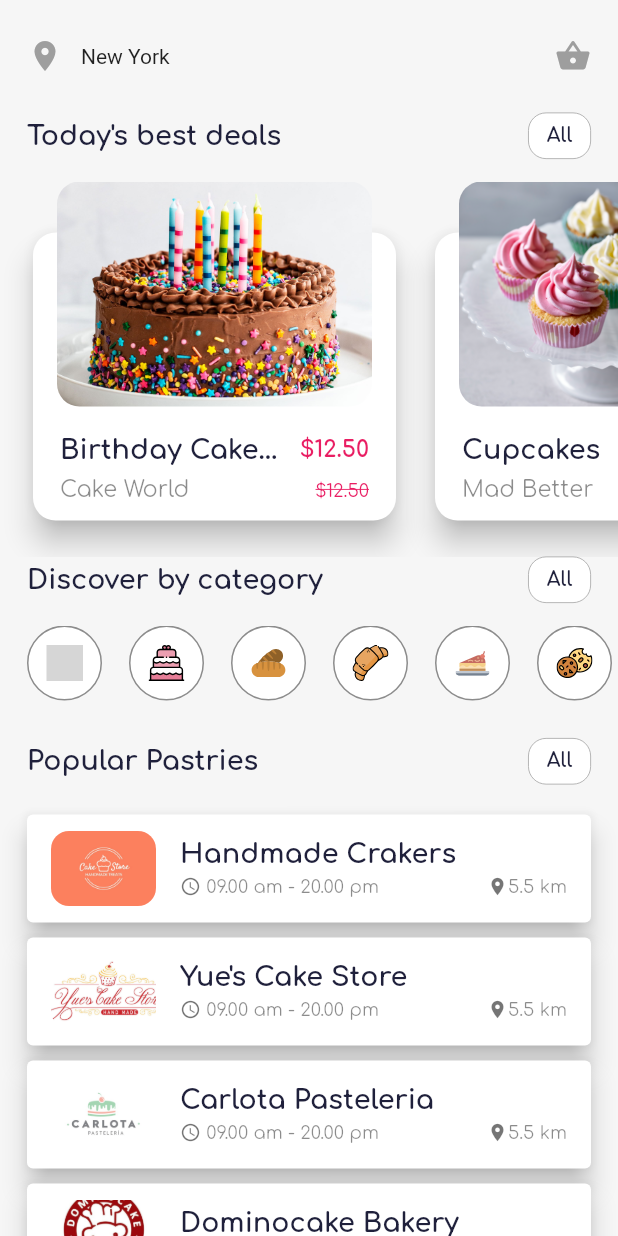
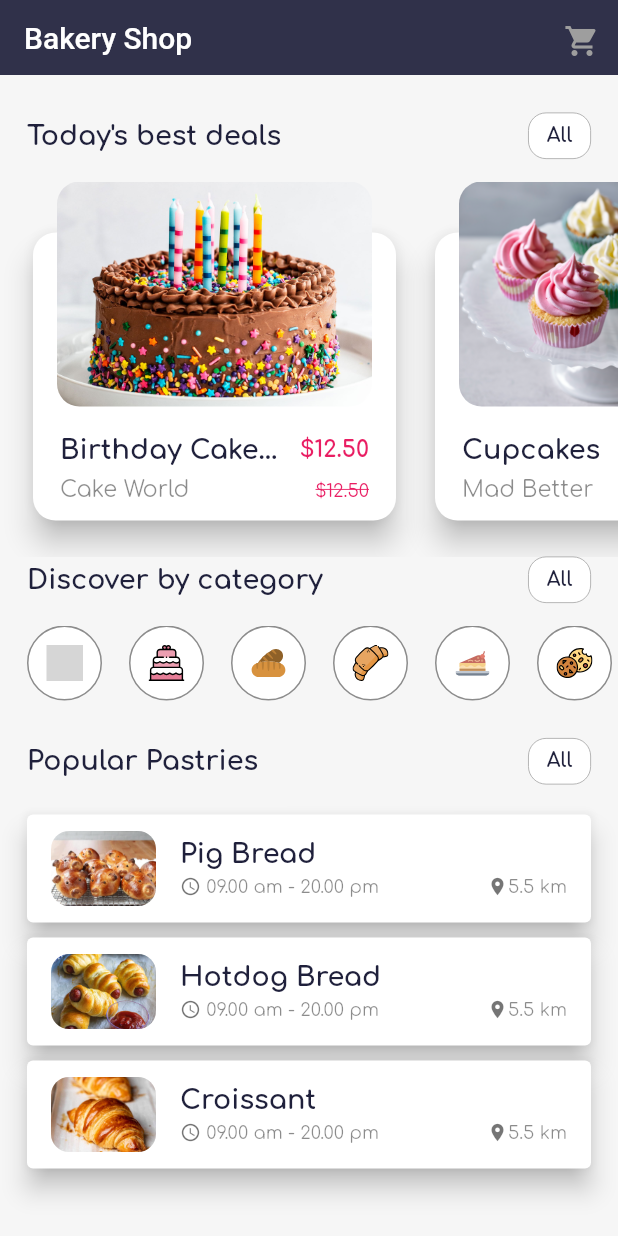
Before and after one commit to Kenn2201/BakeryShoppingCart, a Flutter app: the screen it shows after launch, on a phone screen of 412 x 824 dp. Run offline on Flutter 3.47's test engine with Material 2 defaults, Android fonts, the phone set to English and light mode, and no system bars; our stand-ins replace flutter_svg, google_fonts; grey boxes are pictures that could not be loaded.

Commit message:
2nd Commit

```diff
--- a/lib/models/bakery.dart
+++ b/lib/models/bakery.dart
@@ -15,31 +15,25 @@ class Bakery {
 
 List<Bakery> bakeryList = [
   Bakery(
-    name: "Handmade Crakers",
+    name: "Pig Bread",
     open: "09.00",
     close: "20.00",
     distance: "5.5",
-    image: "assets/1.jpg",
+    image: "assets/pig.jpg",
   ),
   Bakery(
-    name: "Yue's Cake Store",
+    name: "Hotdog Bread",
     open: "09.00",
     close: "20.00",
     distance: "5.5",
-    image: "assets/5554d382bdf40_thumb900.jpg",
+    image: "assets/hotdog.jpg",
   ),
   Bakery(
-    name: "Carlota Pasteleria",
+    name: "Croissant",
     open: "09.00",
     close: "20.00",
     distance: "5.5",
-    image: "assets/attachment_113725429.jpg",
+    image: "assets/cross.jpg",
   ),
-  Bakery(
-    name: "Dominocake Bakery",
-    open: "09.00",
-    close: "20.00",
-    distance: "5.5",
-    image: "assets/LAE9AKLOVOBe-9ws-752-dominocake-1470987668_1_logo_orig.png",
-  ),
+
 ];
--- a/lib/views/home.dart
+++ b/lib/views/home.dart
@@ -1,46 +1,49 @@
-import 'package:bakerymobileapp/constants.dart';
-import 'package:bakerymobileapp/models/bakery.dart';
-import 'package:bakerymobileapp/models/cake.dart';
-import 'package:bakerymobileapp/models/category.dart';
-import 'package:bakerymobileapp/widgets/bakery_card.dart';
-import 'package:bakerymobileapp/widgets/cake_card.dart';
-import 'package:bakerymobileapp/widgets/category_card.dart';
-import 'package:bakerymobileapp/widgets/custom_list_tile.dart';
 import 'package:flutter/material.dart';
+import '../constants.dart';
+import '../models/bakery.dart';
+import '../models/cake.dart';
+import '../models/category.dart';
+import '../widgets/bakery_card.dart';
+import '../widgets/cake_card.dart';
+import '../widgets/category_card.dart';
+import '../widgets/custom_list_tile.dart';
+import 'cart.dart';
 
-class Home extends StatelessWidget {
+class Home extends StatefulWidget {
   const Home({Key? key}) : super(key: key);
 
+  @override
+  State<Home> createState() => _HomeState();
+}
+
+class _HomeState extends State<Home> {
   @override
   Widget build(BuildContext context) {
     return Scaffold(
       backgroundColor: kBackgroundLight,
-      appBar: PreferredSize(
-        preferredSize: const Size.fromHeight(50.0),
-        child: SafeArea(
-          child: Container(
-              color: kBackgroundLight,
-              margin: const EdgeInsets.only(top: 25.0),
-              padding: const EdgeInsets.symmetric(horizontal: 18.0),
-              alignment: Alignment.centerLeft,
-              child: Row(
-                children: const <Widget>[
-                  Icon(
-                    Icons.location_on,
-                    color: Colors.grey,
-                  ),
-                  SizedBox(width: 12.0),
-                  Text("New York"),
-                  Spacer(),
-                  Icon(
-                    Icons.shopping_basket,
-                    color: Colors.grey,
-                  ),
-                ],
-              )),
+        appBar: AppBar(
+          title: const Text('Bakery Shop'),
+          backgroundColor: kBackgroundDark,
+          elevation: 0,
+          toolbarHeight: 50.0,
+          automaticallyImplyLeading: false,
+          actions: [
+            Container(
+              margin: const EdgeInsets.only(left: 18.0, top: 5.0),
+              child: IconButton(
+                icon: const Icon(Icons.shopping_cart),
+                color: Colors.grey,
+                onPressed: () {
+                  Navigator.push(
+                    context,
+                    MaterialPageRoute(builder: (context) => const Cart()),
+                  );
+                },
+              ),
+            ),
+          ],
         ),
-      ),
-      body: SingleChildScrollView(
+        body: SingleChildScrollView(
         child: Column(
           children: <Widget>[
             const SizedBox(height: 25.0),
```
Also changed, not shown: lib/views/cart.dart (added, +61 -0 lines), assets/cross.jpg (added), assets/hotdog.jpg (added), assets/pig.jpg (added), pubspec.lock.
